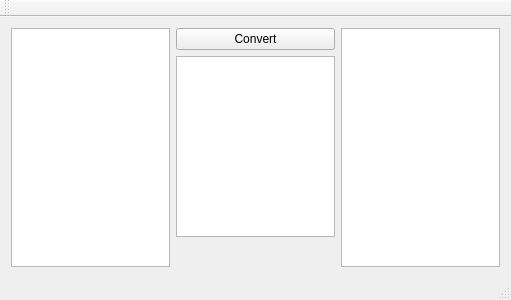
Qt form mainwindow.ui (SammyEnigma/TextReplacePro) before a commit.
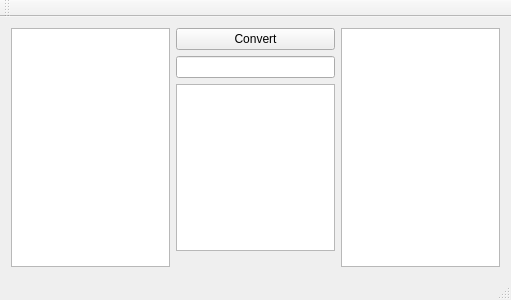
The same form after that commit.

Commit message: Remember regexes.

Patch:
```diff
--- a/mainwindow.ui
+++ b/mainwindow.ui
@@ -15,7 +15,7 @@
   </property>
   <widget class="QWidget" name="centralWidget">
    <layout class="QGridLayout" name="gridLayout">
-    <item row="2" column="1">
+    <item row="3" column="1">
      <spacer name="verticalSpacer">
       <property name="orientation">
        <enum>Qt::Vertical</enum>
@@ -28,9 +28,6 @@
       </property>
      </spacer>
     </item>
-    <item row="1" column="1">
-     <widget class="QPlainTextEdit" name="plainTextEditRegex"/>
-    </item>
     <item row="0" column="1">
      <widget class="QPushButton" name="pushButton">
       <property name="text">
@@ -38,12 +35,18 @@
       </property>
      </widget>
     </item>
-    <item row="0" column="0" rowspan="3">
+    <item row="0" column="0" rowspan="4">
      <widget class="QPlainTextEdit" name="plainTextEditInput"/>
     </item>
-    <item row="0" column="2" rowspan="3">
+    <item row="0" column="2" rowspan="4">
      <widget class="QPlainTextEdit" name="plainTextEditOutput"/>
     </item>
+    <item row="2" column="1">
+     <widget class="QPlainTextEdit" name="plainTextEditRegex"/>
+    </item>
+    <item row="1" column="1">
+     <widget class="QLineEdit" name="lineEditCurrentRegex"/>
+    </item>
    </layout>
   </widget>
   <widget class="QMenuBar" name="menuBar">
```
The commit also changes 2 other files.
